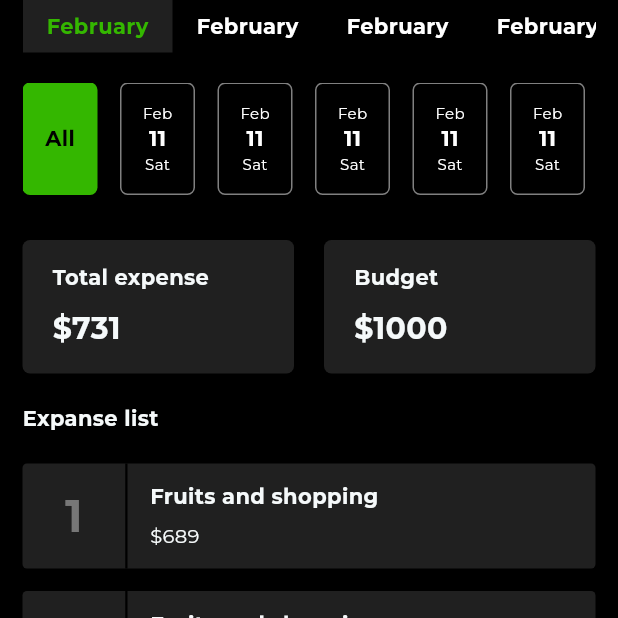
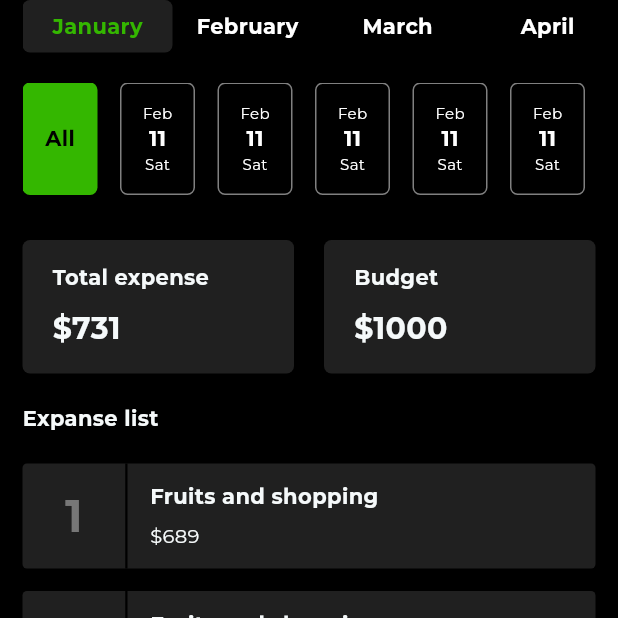
Before and after one commit to saleheen1/simple_expense_tracker, a Flutter app: the HistoryTab screen opened directly, on a phone screen of 412 x 824 dp, the top half of it. Run offline on Flutter 3.47's test engine with Material 3 defaults, Android fonts, the phone set to English and light mode, and no system bars; our stand-ins replace flutter_svg, get, google_fonts, sqflite; accounts and stored records are empty.

Commit message:
feat: add month selection functionality

```diff
--- a/lib/core/widgets/month_card.dart
+++ b/lib/core/widgets/month_card.dart
@@ -4,25 +4,41 @@ import 'package:simple_expense_tracker/core/utils/text_utils.dart';
 
 class MonthCard extends StatelessWidget {
   final bool isSelected;
-  const MonthCard({super.key, this.isSelected = false});
+  final String monthName;
+  final VoidCallback? onTap;
+
+  const MonthCard({
+    super.key,
+    this.isSelected = false,
+    required this.monthName,
+    this.onTap,
+  });
 
   @override
   Widget build(BuildContext context) {
     final theme = CustomTheme.of(context);
 
-    return Container(
+    return GestureDetector(
+      onTap: onTap,
+      child: AnimatedContainer(
+        duration: const Duration(milliseconds: 100),
+        curve: Curves.easeInOut,
+        decoration: BoxDecoration(
           color: isSelected ? theme.cardColor : Colors.transparent,
+          borderRadius: BorderRadius.circular(5),
+        ),
         width: 100,
         height: 35,
         child: Center(
           child: Text(
-          'February',
+            monthName,
             style: TextUtils.title3(
               context: context,
               color: isSelected ? theme.primary : Colors.white,
             ),
           ),
         ),
+      ),
     );
   }
 }
--- a/lib/features/expanse_and_budget/data/controller/budget_controller.dart
+++ b/lib/features/expanse_and_budget/data/controller/budget_controller.dart
@@ -32,6 +32,7 @@ class BudgetController extends GetxController {
 
   String selectedMonth = 'January';
   String selectedYear = '2025';
+  int selectedMonthIndex = 0; // Add selected month index for history tab
 
   void updateMonth(String month) {
     selectedMonth = month;
@@ -42,6 +43,21 @@ class BudgetController extends GetxController {
     selectedYear = year;
     update();
   }
+
+  // Add method to handle month selection in history tab
+  void selectMonthInHistory(int monthIndex) {
+    selectedMonthIndex = monthIndex;
+    update();
+
+    // TODO: Fetch data for the selected month
+    // Add logic here to fetch budget data for the selected month
+    debugPrint(
+      '[budget_controller.dart] Selected month: ${months[monthIndex]}',
+    );
+  }
+  // Get currently selected month name for history tab
+  String get selectedHistoryMonthName => months[selectedMonthIndex];
+
 
   bool filterBasicDetails() {
     if (amountController.text.isEmpty) {
--- a/lib/features/history/history_tab.dart
+++ b/lib/features/history/history_tab.dart
@@ -1,4 +1,5 @@
 import 'package:flutter/material.dart';
+import 'package:get/get.dart';
 import 'package:simple_expense_tracker/core/themes/custom_theme.dart';
 import 'package:simple_expense_tracker/core/utils/text_utils.dart';
 import 'package:simple_expense_tracker/core/utils/ui_const.dart';
@@ -8,6 +9,7 @@ import 'package:simple_expense_tracker/core/widgets/expense_and_budget_card.dart
 import 'package:simple_expense_tracker/core/widgets/expense_card.dart';
 import 'package:simple_expense_tracker/core/widgets/month_card.dart';
 import 'package:simple_expense_tracker/core/widgets/notification_bar.dart';
+import 'package:simple_expense_tracker/features/expanse_and_budget/data/controller/budget_controller.dart';
 
 class HistoryTab extends StatelessWidget {
   final String totalExpanse;
@@ -24,7 +26,9 @@ class HistoryTab extends StatelessWidget {
 
     return Scaffold(
       body: DefaultMarginWidget(
-        child: Column(
+        child: GetBuilder<BudgetController>(
+          builder: (bc) {
+            return Column(
               crossAxisAlignment: CrossAxisAlignment.start,
               children: [
                 NotificationBar(),
@@ -38,12 +42,16 @@ class HistoryTab extends StatelessWidget {
                       child: SizedBox(
                         height: 35,
                         child: ListView.builder(
-                      itemCount: 5,
+                          itemCount: bc.months.length,
                           shrinkWrap: true,
                           physics: const AlwaysScrollableScrollPhysics(),
                           scrollDirection: Axis.horizontal,
                           itemBuilder: (context, index) {
-                        return MonthCard(isSelected: selectedIndex == index);
+                            return MonthCard(
+                              monthName: bc.months[index],
+                              isSelected: bc.selectedMonthIndex == index,
+                              onTap: () => bc.selectMonthInHistory(index),
+                            );
                           },
                         ),
                       ),
@@ -132,6 +140,8 @@ class HistoryTab extends StatelessWidget {
                   ),
                 ),
               ],
+            );
+          },
         ),
       ),
     );
```
Lines whose indentation alone changed are shown as unchanged.
